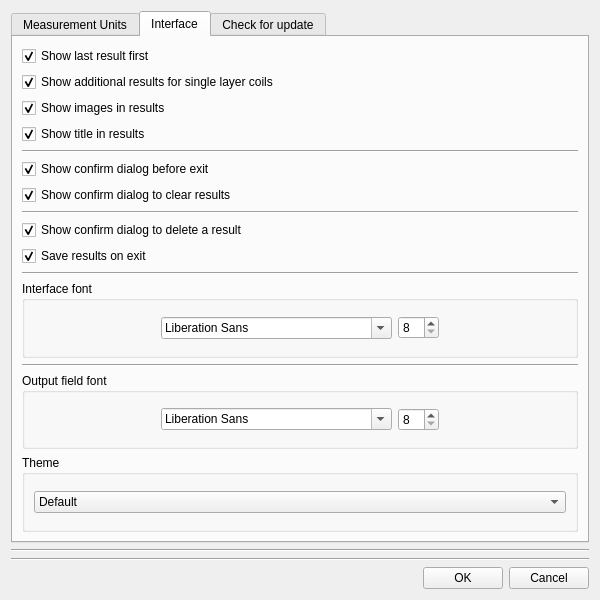
Qt form options.ui (radioacoustick/Coil64) before a commit.
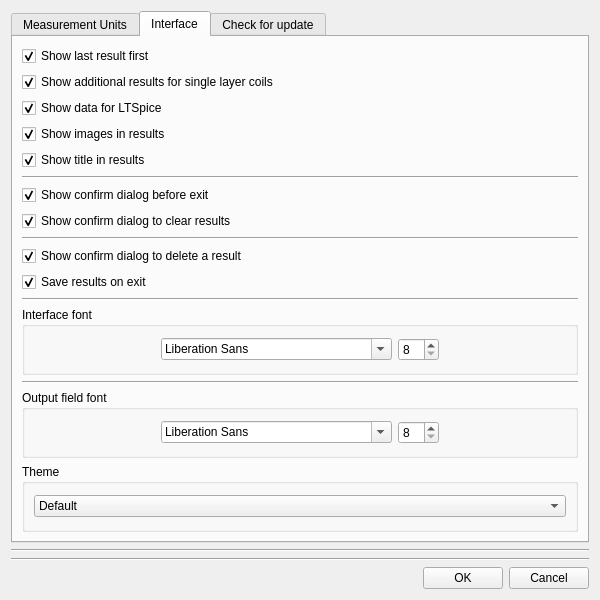
The same form after that commit. The open tabs and pages were chosen to show the change. Icons and pictures are not drawn.

Patch:
```diff
--- a/options.ui
+++ b/options.ui
@@ -447,6 +447,16 @@
          </property>
         </widget>
        </item>
+       <item>
+        <widget class="QCheckBox" name="checkBox_10">
+         <property name="text">
+          <string>Show data for LTSpice</string>
+         </property>
+         <property name="checked">
+          <bool>true</bool>
+         </property>
+        </widget>
+       </item>
        <item>
         <widget class="QCheckBox" name="checkBox">
          <property name="text">
```
Left out of the diff: 2 changed lines with no effect on the pictures.
